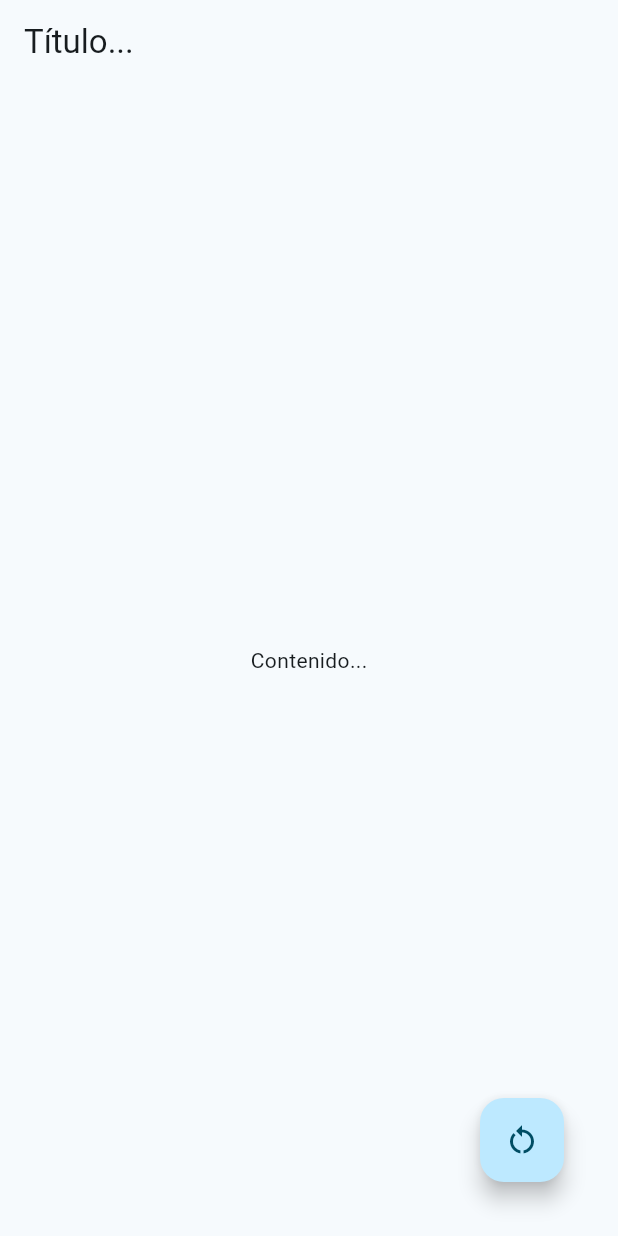
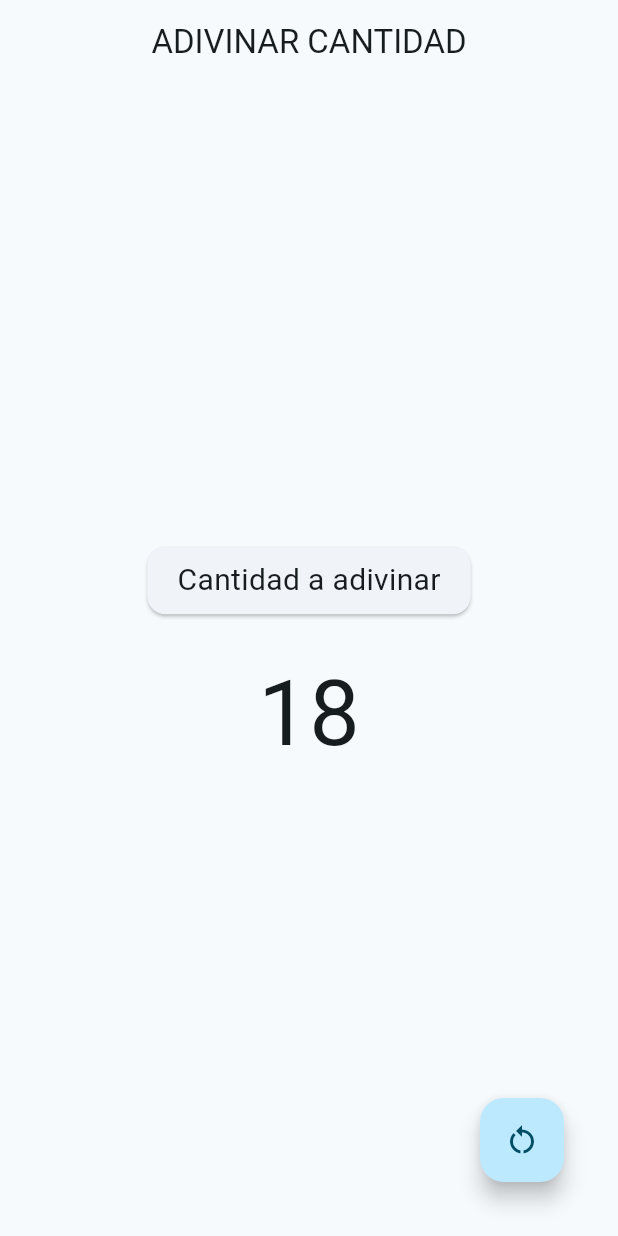
Before and after one commit to AntonioAV/conteo, a Flutter app: the screen it shows after launch, on a phone screen of 412 x 824 dp. Run offline on Flutter 3.47's test engine with Material 3 defaults, Android fonts, the phone set to English and light mode, and no system bars.

Commit message:
Creada la estructura del Home

```diff
--- a/lib/src/pages/home_page.dart
+++ b/lib/src/pages/home_page.dart
@@ -9,10 +9,34 @@ class HomePage extends StatelessWidget {
   Widget build(BuildContext context) {
     return Scaffold(
       appBar: AppBar(
-        title: const Text('Título...'),
+        centerTitle: true,
+        title: const Padding(
+          padding: EdgeInsets.all(20),
+          child: Text('ADIVINAR CANTIDAD'),
+        ),
       ),
       body: const Center(
-        child: Text('Contenido...'),
+        child: Column(
+          mainAxisAlignment: MainAxisAlignment.center,
+          children: [
+            Card(
+              child: Padding(
+                padding: EdgeInsets.symmetric(horizontal: 20, vertical: 8),
+                child: Text(
+                  'Cantidad a adivinar',
+                  style: TextStyle(fontSize: 20),
+                ),
+              ),
+            ),
+            SizedBox(
+              height: 20,
+            ),
+            Text(
+              '18',
+              style: TextStyle(fontSize: 60),
+            ),
+          ],
+        ),
       ),
       floatingActionButton: const MyFloatingBottom(),
     );
```
